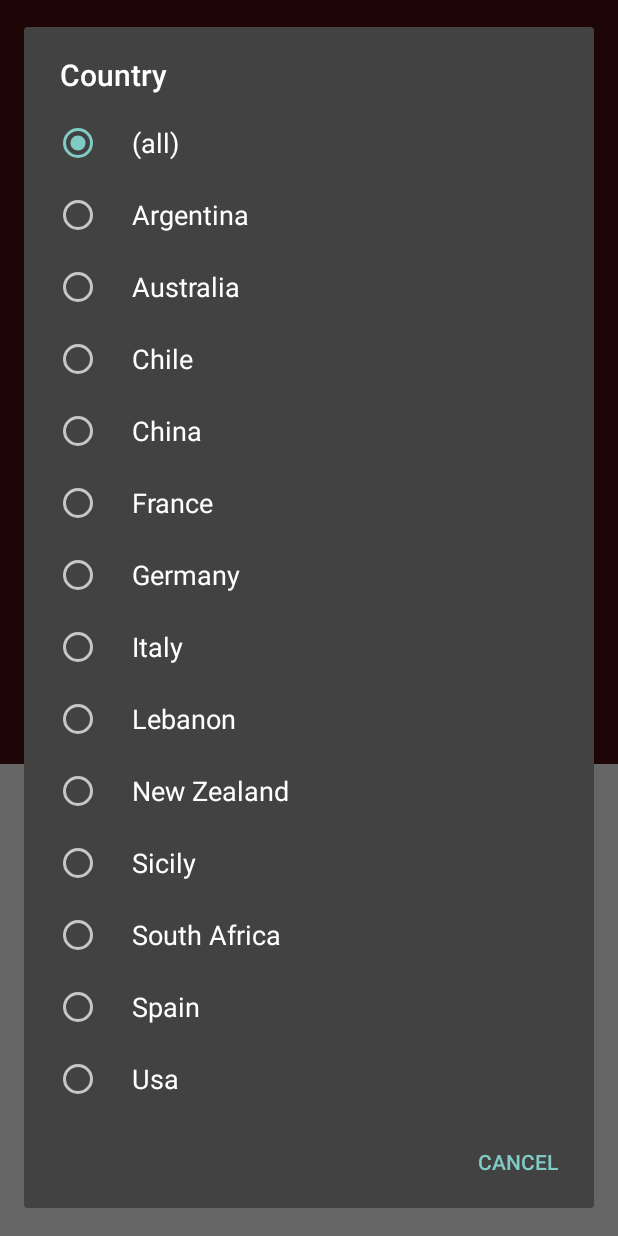
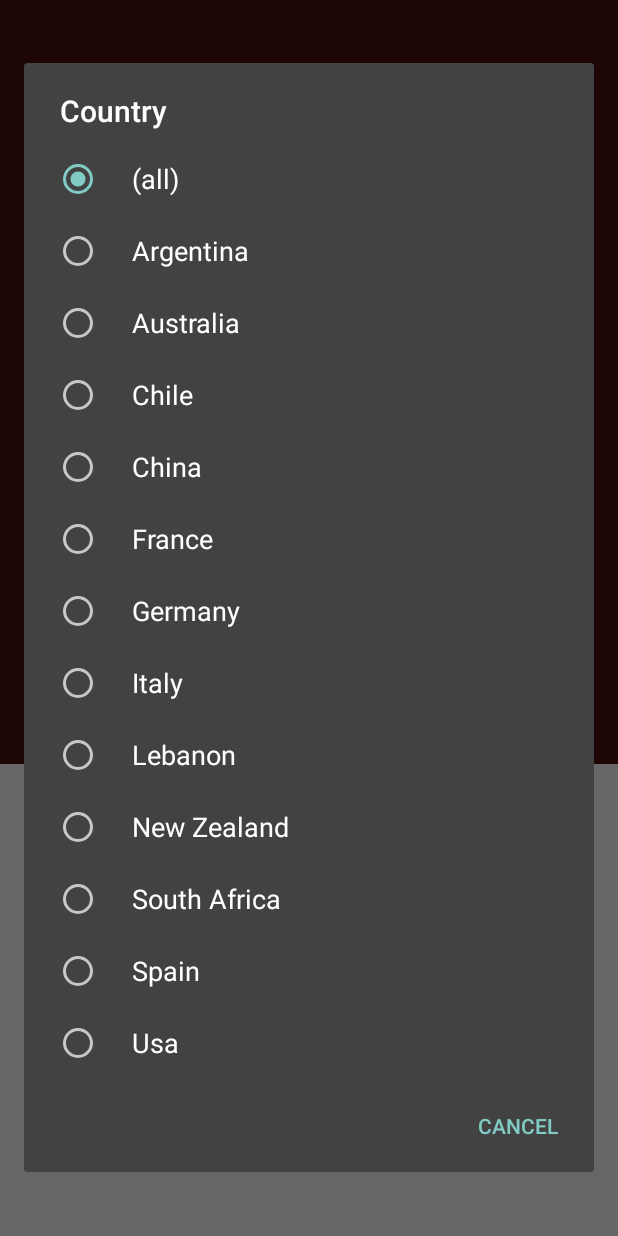
Before and after one commit to rmnblm/WineScore, an Android app: the fragment FilterBottomDialogFragment placed in its activity, after a tap on "Country", on a phone screen of 412 x 824 dp. Run offline under Robolectric (Android 15) with nearby library versions, the phone set to English and light mode, and no system bars; 1 statement that could not run was skipped.

Commit message:
Sicily is a region, not a country
@wwwjon https://media.giphy.com/media/9ohlKnRDAmotG/giphy.gif

```diff
--- a/app/src/main/res/values/arrays.xml
+++ b/app/src/main/res/values/arrays.xml
@@ -23,7 +23,6 @@
         <item>Italy</item>
         <item>Lebanon</item>
         <item>New Zealand</item>
-        <item>Sicily</item>
         <item>South Africa</item>
         <item>Spain</item>
         <item>Usa</item>
@@ -39,7 +38,6 @@
         <item>Italy</item>
         <item>Lebanon</item>
         <item>New Zealand</item>
-        <item>Sicily</item>
         <item>South Africa</item>
         <item>Spain</item>
         <item>Usa</item>
```
